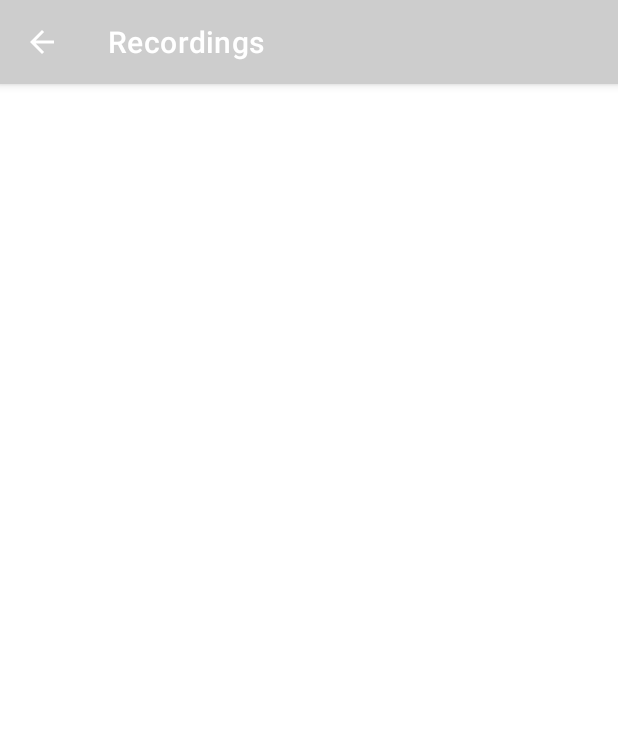
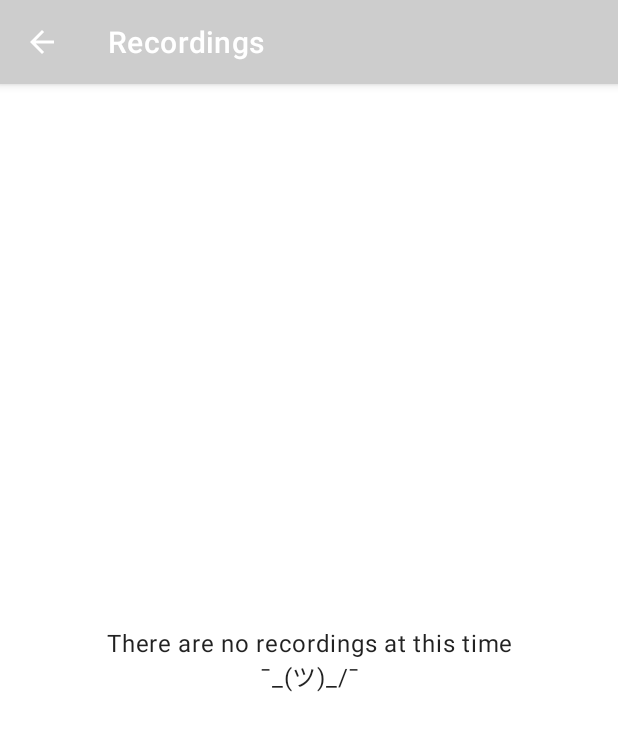
Before and after one commit to moopat/voice-recorder, an Android app: the RecordingsActivity screen opened directly, with no data from a screen before it, on a phone screen of 412 x 824 dp. Shown: the top 731 px of the screen. Run offline under Robolectric (Android 15) with nearby library versions, the phone set to English and light mode, and no system bars.

Commit message:
Add view to show if there are no recordings

```diff
--- a/app/src/main/java/at/moop/voicerecorder/ui/RecordingsActivity.kt
+++ b/app/src/main/java/at/moop/voicerecorder/ui/RecordingsActivity.kt
@@ -2,6 +2,7 @@ package at.moop.voicerecorder.ui
 
 import android.os.Bundle
 import android.view.MenuItem
+import android.view.View
 import androidx.appcompat.app.AppCompatActivity
 import androidx.lifecycle.Observer
 import androidx.recyclerview.widget.DividerItemDecoration
@@ -30,6 +31,11 @@ class RecordingsActivity : AppCompatActivity() {
 
         model.recordings.observe(this, Observer {
             adapter.setData(it)
+            if (it.isEmpty()) {
+                tvEmpty.visibility = View.VISIBLE
+            } else {
+                tvEmpty.visibility = View.GONE
+            }
         })
     }
 
--- a/app/src/main/res/layout/activity_recordings.xml
+++ b/app/src/main/res/layout/activity_recordings.xml
@@ -6,10 +6,23 @@
     android:layout_height="match_parent"
     tools:context=".ui.RecordingsActivity">
 
+    <TextView
+        android:id="@+id/tvEmpty"
+        style="@style/TextAppearance.MaterialComponents.Body1"
+        android:layout_width="wrap_content"
+        android:layout_height="wrap_content"
+        android:layout_centerInParent="true"
+        android:layout_margin="16dp"
+        android:gravity="center"
+        android:text="@string/recordings_empty"
+        android:visibility="gone"
+        tools:visibility="visible" />
+
     <androidx.recyclerview.widget.RecyclerView
         android:id="@+id/recyclerView"
         android:layout_width="match_parent"
         android:layout_height="wrap_content"
-        app:layoutManager="androidx.recyclerview.widget.LinearLayoutManager" />
+        app:layoutManager="androidx.recyclerview.widget.LinearLayoutManager"
+        tools:listitem="@layout/item_recording" />
 
 </RelativeLayout>
--- a/app/src/main/res/values/strings.xml
+++ b/app/src/main/res/values/strings.xml
@@ -10,4 +10,5 @@
     <string name="recordings_title">Recordings</string>
     <string name="recordings_item_today">Today, %s</string>
     <string name="recordings_delete">Long-press to delete</string>
+    <string name="recordings_empty">There are no recordings at this time\n¯\_(ツ)_/¯</string>
 </resources>
```
Also changed, not shown: 3 other files.
